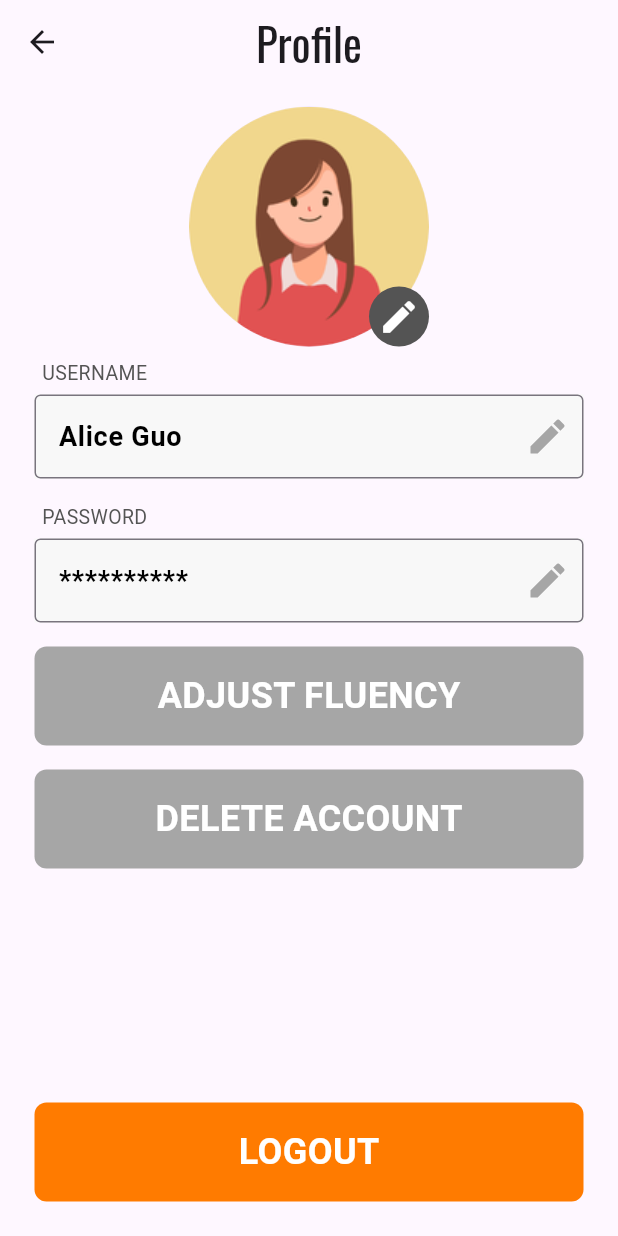
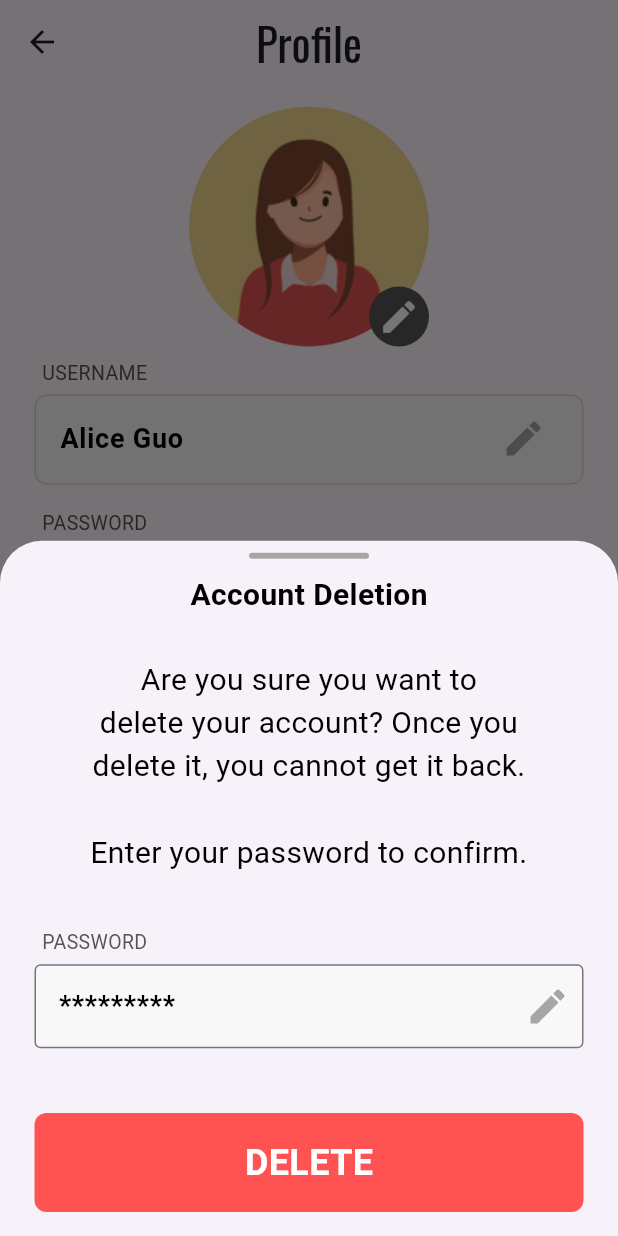
Before and after one commit to G-J-L/diction_dash, a Flutter app: the ProfileScreen screen opened directly, after a tap on "DELETE ACCOUNT", on a phone screen of 412 x 824 dp. Run offline on Flutter 3.47's test engine with Material 3 defaults, Android fonts, the phone set to English and light mode, and no system bars; our stand-ins replace confetti.

Commit message:
Added Bottom Sheets To Profile Screen

```diff
--- a/lib/screens/profile_screen.dart
+++ b/lib/screens/profile_screen.dart
@@ -1,6 +1,9 @@
 import 'package:flutter/material.dart';
 import 'package:diction_dash/constants.dart';
+import 'package:diction_dash/screens/fluency_screen.dart';
+import 'package:diction_dash/screens/welcome_screen.dart';
 import 'package:diction_dash/widgets/text_fields.dart';
+import 'package:diction_dash/widgets/bottom_sheets.dart';
 import 'package:diction_dash/widgets/buttons.dart';
 
 class ProfileScreen extends StatelessWidget {
@@ -45,30 +48,52 @@ class ProfileScreen extends StatelessWidget {
                     ),
                   ),
                 ),
-                ProfileEditTextField(
+                ProfileEditButton(
                   text: 'USERNAME',
                   labelText: 'Alice Guo',
+                  onPressed: (){
+                    showChangeUsernameInterface(context);
+                  },
                 ),
-                ProfileEditTextField(
+                ProfileEditButton(
                   text: 'PASSWORD',
                   labelText: '**********',
+                  onPressed: () {
+                    showChangePasswordInterface(context);
+                  },
                 ),
                 RoundedRectangleButton(
                   text: 'ADJUST FLUENCY',
-                  color: kGrayColor500,
-                  onPressed: (){},
+                  color: kGrayColor300,
+                  onPressed: () {
+                    Navigator.push(
+                      context,
+                      MaterialPageRoute(
+                        builder: (context) => FluencyScreen(),
+                      ),
+                    );
+                  },
                 ),
                 RoundedRectangleButton(
                   text: 'DELETE ACCOUNT',
-                  color: kGrayColor500,
-                  onPressed: (){},
+                  color: kGrayColor300,
+                  onPressed: () {
+                    showDeleteAccountInterface(context);
+                  },
                 ),
               ],
             ),
             RoundedRectangleButton(
               text: 'LOGOUT',
               color: kOrangeColor600,
-              onPressed: (){},
+              onPressed: () {
+                Navigator.push(
+                  context,
+                  MaterialPageRoute(
+                    builder: (context) => WelcomeScreen(),
+                  ),
+                );
+              },
             )
           ],
         ),
--- /dev/null
+++ b/lib/widgets/bottom_sheets.dart
@@ -0,0 +1,180 @@
+import 'package:flutter/material.dart';
+import 'package:diction_dash/constants.dart';
+import 'package:diction_dash/widgets/buttons.dart';
+import 'package:diction_dash/widgets/text_fields.dart';
+
+void showGameDescription(BuildContext context,
+    {String? title, String? description}) {
+  showModalBottomSheet(
+    context: context,
+    builder: (context) {
+      return Container(
+        padding: EdgeInsets.symmetric(horizontal: 15, vertical: 8),
+        height: 600,
+        child: Column(
+          children: [
+            Container(
+              width: 80,
+              height: 4,
+              decoration: BoxDecoration(
+                borderRadius: BorderRadius.circular(90),
+                color: kGrayColor500,
+              ),
+            ),
+            SizedBox(height: 10),
+            Text(
+              title!,
+              style: kOswaldMedium,
+            ),
+            Text(
+              description!,
+              style: kSubtext20,
+            )
+          ],
+        ),
+      );
+    },
+  );
+}
+
+void showChangeUsernameInterface(BuildContext context) {
+  showModalBottomSheet(
+    context: context,
+    builder: (context) {
+      return Container(
+        padding: EdgeInsets.symmetric(horizontal: 15, vertical: 8),
+        height: 600,
+        child: Column(
+          mainAxisAlignment: MainAxisAlignment.spaceBetween,
+          children: [
+            Column(
+              children: [
+                Container(
+                  width: 80,
+                  height: 4,
+                  decoration: BoxDecoration(
+                    borderRadius: BorderRadius.circular(90),
+                    color: kGrayColor500,
+                  ),
+                ),
+                SizedBox(height: 10),
+                Text(
+                  'Change Username',
+                  style: kSubtext20.copyWith(fontWeight: FontWeight.bold),
+                ),
+                ProfileEditTextField(
+                  text: 'NEW USERNAME',
+                  labelText: 'New Username',
+                ),
+              ],
+            ),
+            RoundedRectangleButton(
+              text: 'CONTINUE',
+              color: kOrangeColor600,
+              onPressed: () {},
+            ),
+          ],
+        ),
+      );
+    },
+  );
+}
+
+void showChangePasswordInterface(BuildContext context) {
+  showModalBottomSheet(
+    context: context,
+    builder: (context) {
+      return Container(
+        padding: EdgeInsets.symmetric(horizontal: 15, vertical: 8),
+        height: 600,
+        child: Column(
+          mainAxisAlignment: MainAxisAlignment.spaceBetween,
+          children: [
+            Column(
+              children: [
+                Container(
+                  width: 80,
+                  height: 4,
+                  decoration: BoxDecoration(
+                    borderRadius: BorderRadius.circular(90),
+                    color: kGrayColor500,
+                  ),
+                ),
+                SizedBox(height: 10),
+                Text(
+                  'Change Password',
+                  style: kSubtext20.copyWith(fontWeight: FontWeight.bold),
+                ),
+                ProfileEditTextField(
+                  text: 'CURRENT PASSWORD',
+                  labelText: '*********',
+                ),
+                ProfileEditTextField(
+                  text: 'NEW PASSWORD',
+                  labelText: '*********',
+                ),
+                ProfileEditTextField(
+                  text: 'CONFIRM PASSWORD',
+                  labelText: '*********',
+                ),
+              ],
+            ),
+            RoundedRectangleButton(
+              text: 'CONTINUE',
+              color: kOrangeColor600,
+              onPressed: () {},
+            ),
+          ],
+        ),
+      );
+    },
+  );
+}
+
+void showDeleteAccountInterface(BuildContext context) {
+  showModalBottomSheet(
+    context: context,
+    builder: (context) {
+      return Container(
+        padding: EdgeInsets.symmetric(horizontal: 15, vertical: 8),
+        height: 600,
+        child: Column(
+          mainAxisAlignment: MainAxisAlignment.spaceBetween,
+          children: [
+            Column(
+              children: [
+                Container(
+                  width: 80,
+                  height: 4,
+                  decoration: BoxDecoration(
+                    borderRadius: BorderRadius.circular(90),
+                    color: kGrayColor500,
+                  ),
+                ),
+                SizedBox(height: 10),
+                Text(
+                  'Account Deletion',
+                  style: kSubtext20.copyWith(fontWeight: FontWeight.bold),
+                ),
+              ],
+            ),
+            const Text(
+              'Are you sure you want to\ndelete your account? Once you\ndelete it, you cannot get it back.\n\nEnter your password to confirm.',
+              style: kSubtext20,
+              textAlign: TextAlign.center,
+            ),
+            ProfileEditTextField(
+              text: 'PASSWORD',
+              labelText: '*********',
+            ),
+            RoundedRectangleButton(
+              text: 'DELETE',
+              color: Colors.redAccent,
+              onPressed: () {},
+            ),
+          ],
+        ),
+      );
+    },
+  );
+}
--- a/lib/widgets/buttons.dart
+++ b/lib/widgets/buttons.dart
@@ -6,11 +6,7 @@ class RoundedRectangleButton extends StatelessWidget {
   final Color? color;
   final void Function()? onPressed;
 
-  const RoundedRectangleButton({
-    this.text,
-    this.onPressed,
-    this.color
-  });
+  const RoundedRectangleButton({this.text, this.onPressed, this.color});
 
   @override
   Widget build(BuildContext context) {
@@ -115,3 +111,91 @@ class OvalInfoButton extends StatelessWidget {
     );
   }
 }
+
+class ProfileEditButton extends StatelessWidget {
+  ProfileEditButton({this.text, this.labelText, this.onPressed});
+
+  final String? text;
+  final String? labelText;
+  final void Function()? onPressed;
+
+  @override
+  Widget build(BuildContext context) {
+    return Padding(
+      padding: const EdgeInsets.all(8.0),
+      child: Column(
+        crossAxisAlignment: CrossAxisAlignment.start,
+        children: [
+          Padding(
+            padding: const EdgeInsets.only(left: 5, bottom: 5),
+            child: Text(
+              text!,
+              style: TextStyle(
+                fontSize: 13,
+                color: kGrayColor600,
+              ),
+            ),
+          ),
+          GestureDetector(
+            onTap: onPressed,
+            child: Container(
+              width: double.infinity,
+              height: 60,
+              decoration: BoxDecoration(
+                color: kGrayColor100,
+                border: Border.all(
+                  color: kGrayColor300,
+                  width: 1,
+                ),
+                borderRadius: BorderRadius.circular(8),
+              ),
+              child: ListTile(
+                title: Text(
+                  labelText!,
+                  style: TextStyle(
+                    fontSize: 18,
+                    color: Colors.black,
+                    fontWeight: FontWeight.bold,
+                  ),
+                ),
+                trailing: Icon(
+                  Icons.edit,
+                  size: 30,
+                  color: kGrayColor500,
+                ),
+              ),
+              // child: TextField(
+              //   cursorColor: kOrangeColor500,
+              //   decoration: InputDecoration(
+              //     suffixIcon: Icon(
+              //       Icons.edit,
+              //       size: 30,
+              //       color: kGrayColor500,
+              //     ),
+              //     labelText: labelText,
+              //     labelStyle: TextStyle(
+              //       fontSize: 18,
+              //       color: Colors.black,
+              //       fontWeight: FontWeight.bold,
+              //     ),
+              //     border: const OutlineInputBorder(
+              //       borderSide: BorderSide(
+              //         width: 1,
+              //         color: kGrayColor300,
+              //       ),
+              //     ),
+              //     focusedBorder: const OutlineInputBorder(
+              //       borderSide: BorderSide(
+              //         width: 1,
+              //         color: kGrayColor300,
+              //       ),
+              //     ),
+              //   ),
+              // ),
+            ),
+          ),
+        ],
+      ),
+    );
+  }
+}
```
Also changed, not shown: lib/screens/test_screen.dart (+23 -3 lines).
